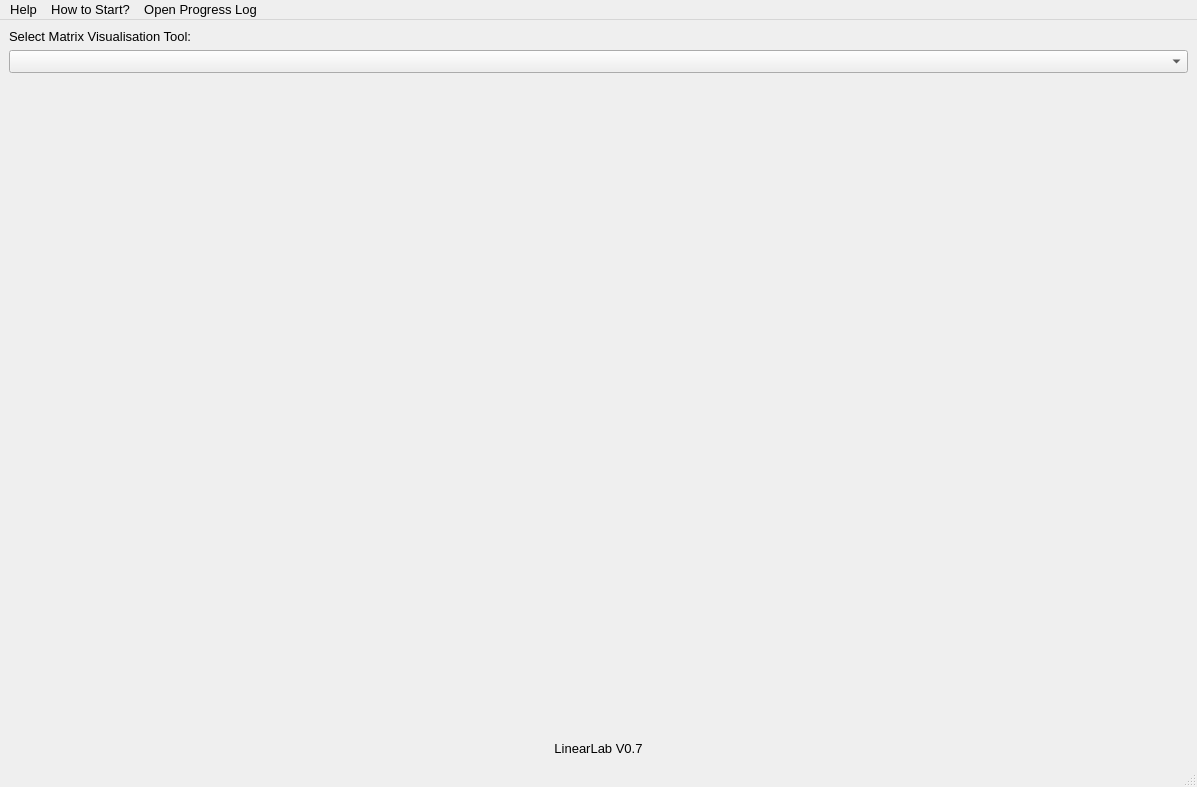
Before: the Qt Designer form main.ui in KallaxenC/LinearLab, drawn with Qt 5.
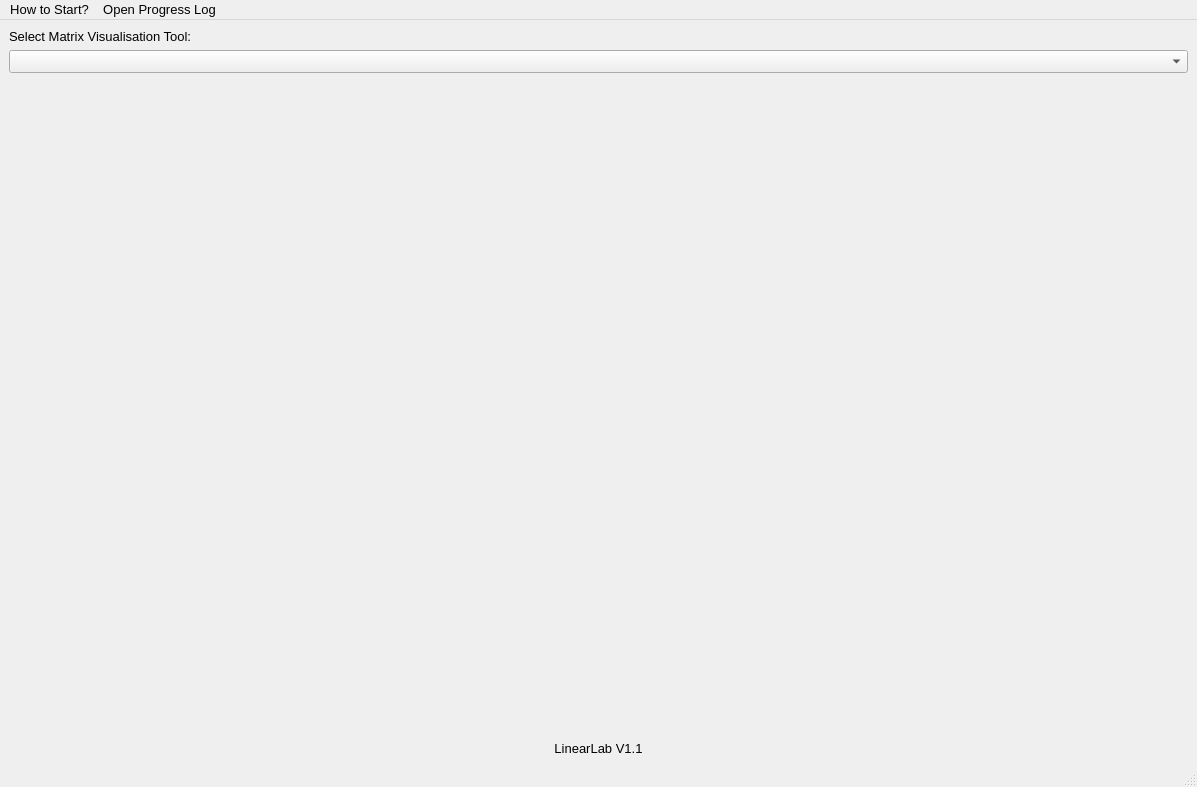
After: the same form once the commit is applied. Icons and pictures are not drawn.

What changed in the file:
```diff
--- a/main.ui
+++ b/main.ui
@@ -31,7 +31,7 @@
     <item row="4" column="0">
      <widget class="QLabel" name="label_2">
       <property name="text">
-       <string>LinearLab V0.7</string>
+       <string>LinearLab V1.1</string>
       </property>
       <property name="alignment">
        <set>Qt::AlignCenter</set>
@@ -59,14 +59,9 @@
      <x>0</x>
      <y>0</y>
      <width>1197</width>
-     <height>21</height>
+     <height>26</height>
     </rect>
    </property>
-   <widget class="QMenu" name="menuHelp">
-    <property name="title">
-     <string>Help</string>
-    </property>
-   </widget>
    <widget class="QMenu" name="menuHow_to_Start">
     <property name="title">
      <string>How to Start?</string>
@@ -74,7 +69,6 @@
     <addaction name="quickStartAction"/>
     <addaction name="functionsAction"/>
    </widget>
-   <addaction name="menuHelp"/>
    <addaction name="menuHow_to_Start"/>
    <addaction name="openProgressLogAction"/>
   </widget>
```
Left out of the diff: 8 changed lines with no effect on the pictures.
